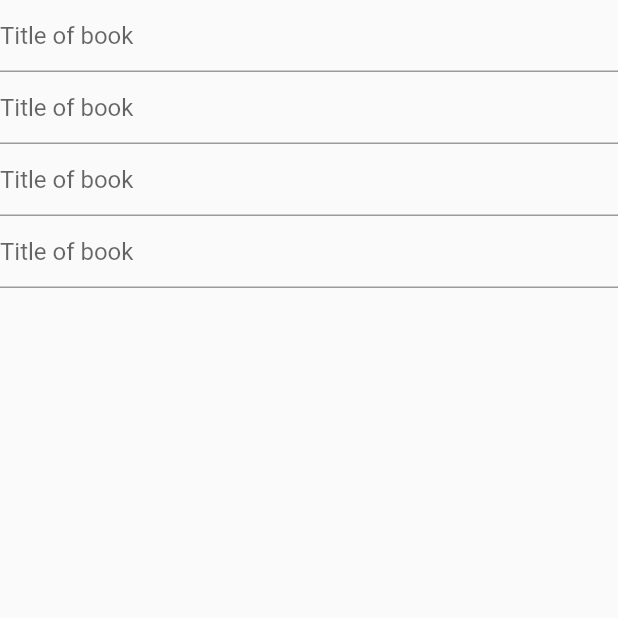
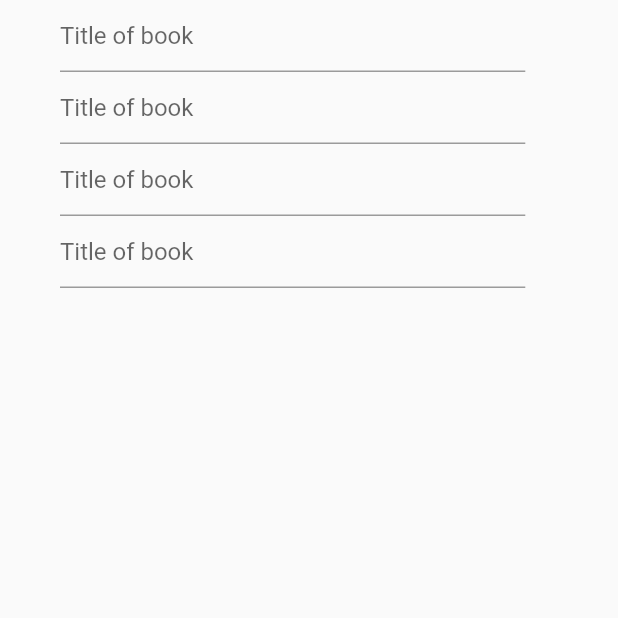
Before and after one commit to kwe-k-u/registered_books, a Flutter app: the SearchBookPage screen opened directly, on a phone screen of 412 x 824 dp, the top half of it. Run offline on Flutter 3.47's test engine with Material 2 defaults, Android fonts, the phone set to English and light mode, and no system bars.

Commit message:
Width of custom textfield decreased

```diff
--- a/lib/ui/widgets/CustomTextField.dart
+++ b/lib/ui/widgets/CustomTextField.dart
@@ -3,9 +3,11 @@ import 'package:flutter/material.dart';
 
 class CustomTextField extends StatefulWidget {
   final String hintText;
+  final IconData icon;
 
   CustomTextField({
-    this.hintText
+    this.hintText,
+    this.icon
 });
 
   @override
@@ -15,9 +17,16 @@ class CustomTextField extends StatefulWidget {
 class _CustomTextFieldState extends State<CustomTextField> {
   @override
   Widget build(BuildContext context) {
-    return TextField(
-      decoration: InputDecoration(
-        hintText: widget.hintText,
+    Size size = MediaQuery.of(context).size;
+
+
+    return Container(
+      width: size.width * 0.85,
+      child: TextField(
+        decoration: InputDecoration(
+          hintText: widget.hintText,
+          icon: Icon(widget.icon)
+        ),
       ),
     );
   }
```
